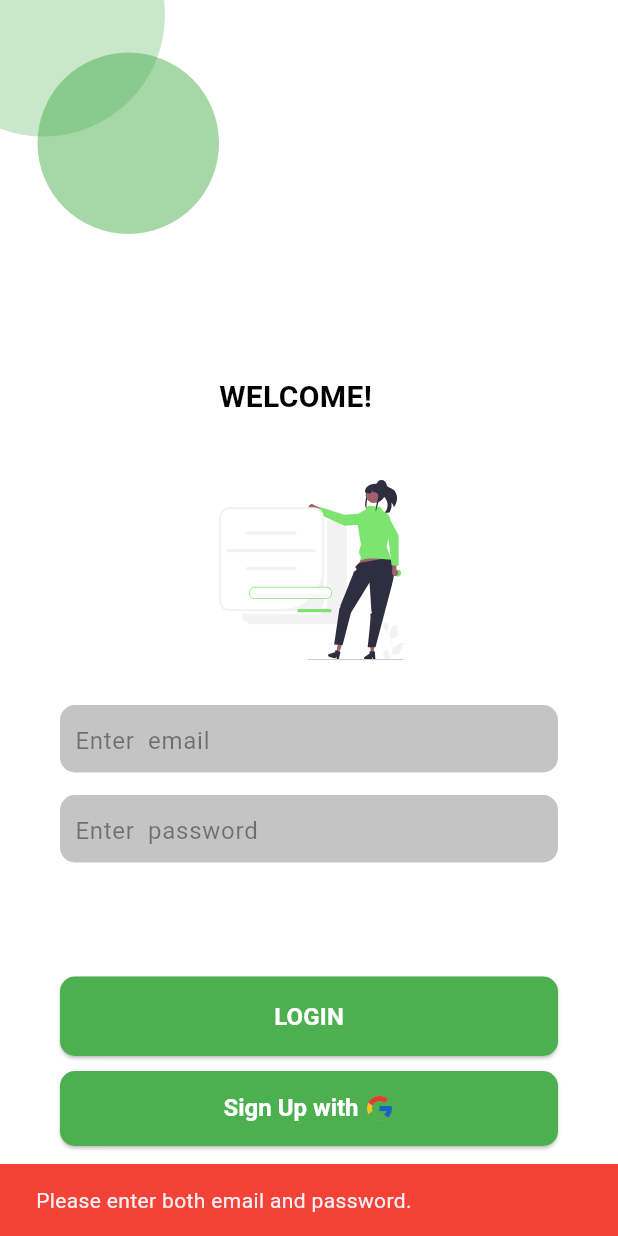
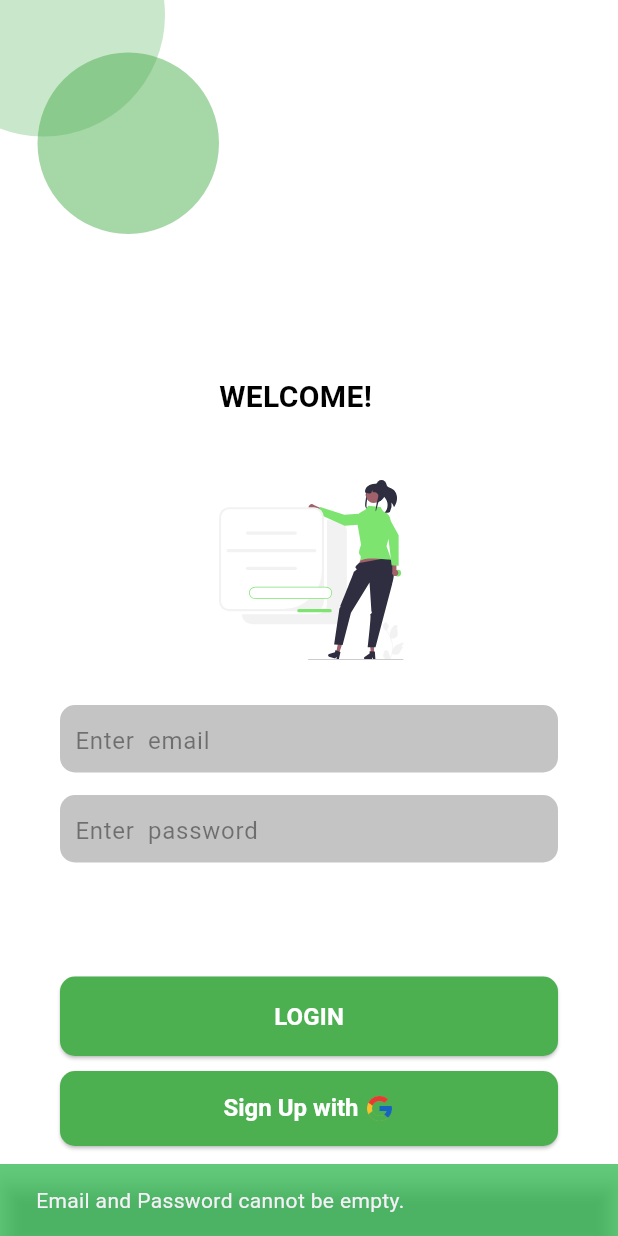
Before and after one commit to Medhani-Premathilaka/smart_learning, a Flutter app: the screen it shows after launch, after a tap on "LOGIN", on a phone screen of 412 x 824 dp. Run offline on Flutter 3.47's test engine with Material 3 defaults, Android fonts, the phone set to English and light mode, and no system bars; our stand-ins replace cloud_firestore, firebase_auth, firebase_core, flutter_svg; missing offline and left inert: firebase_app_check; accounts and stored records are empty.

Commit message:
removed singIn

```diff
--- a/slearning/lib/screens/login.dart
+++ b/slearning/lib/screens/login.dart
@@ -205,7 +205,7 @@ class _LoginState extends State<Login> {
             left: 40,
             right: 40,
             child: ElevatedButton(
-              onPressed: _signIn,
+              onPressed: _signin,
               style: ElevatedButton.styleFrom(
                 backgroundColor: Colors.green,
                 shape: RoundedRectangleBorder(
@@ -273,46 +273,46 @@ class _LoginState extends State<Login> {
   }
 
   // Login Method
-  // void _signin() async {
-  //   String email = _emailController.text.trim();
-  //   String password = _passwordController.text.trim();
+  void _signin() async {
+    String email = _emailController.text.trim();
+    String password = _passwordController.text.trim();
 
-  //   if (email.isEmpty || password.isEmpty) {
-  //     ScaffoldMessenger.of(context).showSnackBar(
-  //       const SnackBar(
-  //         content: Text("Email and Password cannot be empty."),
-  //         backgroundColor: Color.fromARGB(159, 10, 174, 49),
-  //       ),
-  //     );
-  //     return;
-  //   }
+    if (email.isEmpty || password.isEmpty) {
+      ScaffoldMessenger.of(context).showSnackBar(
+        const SnackBar(
+          content: Text("Email and Password cannot be empty."),
+          backgroundColor: Color.fromARGB(159, 10, 174, 49),
+        ),
+      );
+      return;
+    }
 
-  //   //setState(() => _isLoading = false);
+    //setState(() => _isLoading = false);
 
-  //   try {
-  //     User? user = await _auth.signInWithEmailAndPassword(email, password);
+    try {
+      User? user = await _auth.signInWithEmailAndPassword(email, password);
 
-  //     if (user != null) {
-  //       ScaffoldMessenger.of(context).showSnackBar(
-  //         const SnackBar(
-  //           content: Text("Successfully Logged in! Welcome!"),
-  //           backgroundColor: Color.fromRGBO(00, 00, 00, 0.8),
-  //         ),
-  //       );
+      if (user != null) {
+        ScaffoldMessenger.of(context).showSnackBar(
+          const SnackBar(
+            content: Text("Successfully Logged in! Welcome!"),
+            backgroundColor: Color.fromRGBO(00, 00, 00, 0.8),
+          ),
+        );
 
-  //       // Navigate to Home Page
-  //       Navigator.pushReplacement(
-  //           context, MaterialPageRoute(builder: (context) => HomePage()));
-  //     }
-  //   } catch (e) {
-  //     ScaffoldMessenger.of(context).showSnackBar(
-  //       SnackBar(
-  //         content: Text("Error: ${e.toString()}"),
-  //         backgroundColor: const Color.fromARGB(159, 10, 174, 49),
-  //       ),
-  //     );
-  //   } finally {
-  //     //setState(() => _isLoading = false);
-  //   }
-  // }
+        // Navigate to Home Page
+        Navigator.pushReplacement(
+            context, MaterialPageRoute(builder: (context) => HomePage()));
+      }
+    } catch (e) {
+      ScaffoldMessenger.of(context).showSnackBar(
+        SnackBar(
+          content: Text("Error: ${e.toString()}"),
+          backgroundColor: const Color.fromARGB(159, 10, 174, 49),
+        ),
+      );
+    } finally {
+      //setState(() => _isLoading = false);
+    }
+  }
 }
```
